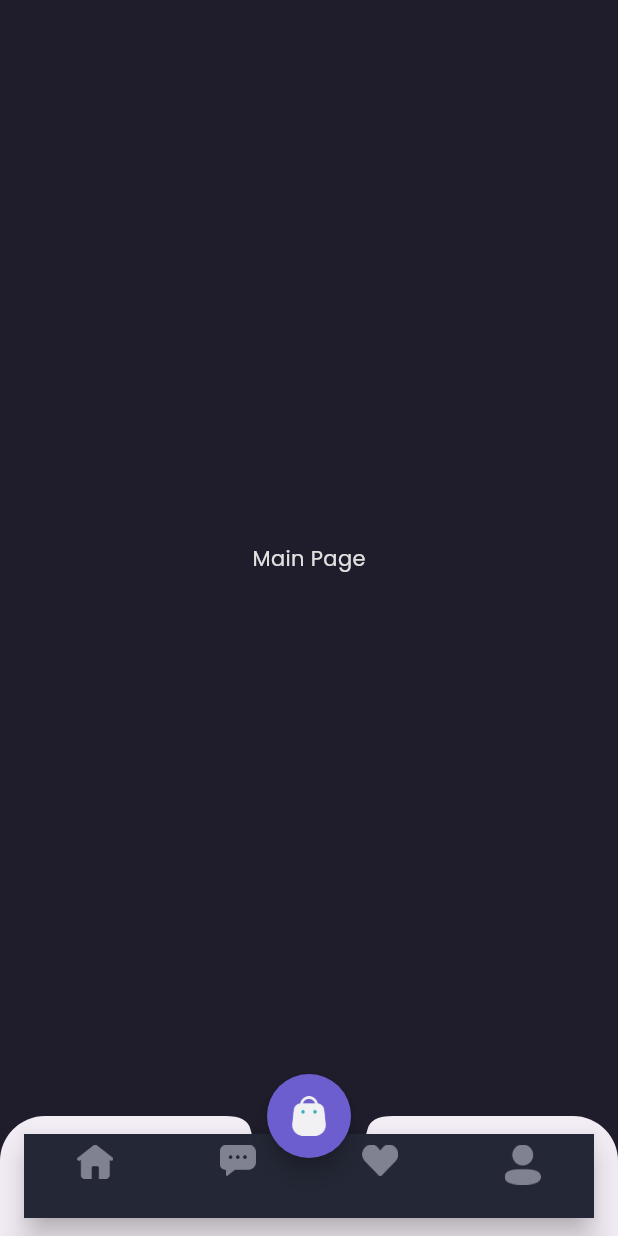
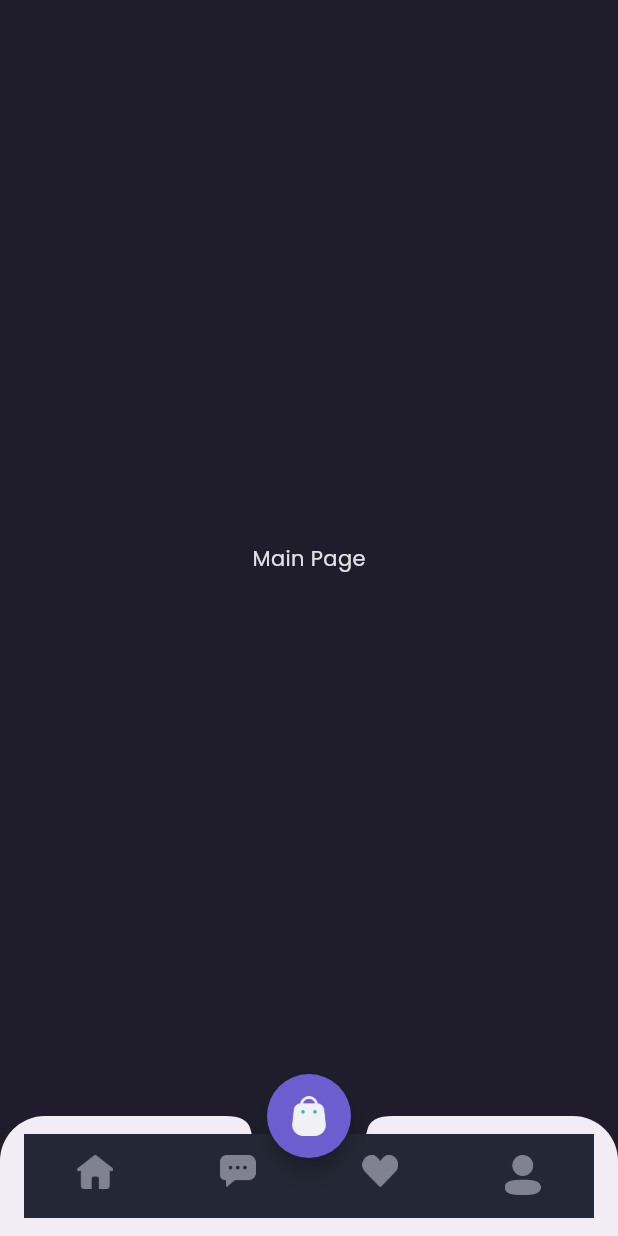
Before and after one commit to Haziqbatak/e_commerce, a Flutter app: the MainPage screen opened by its route, on a phone screen of 412 x 824 dp. Run offline on Flutter 3.47's test engine with Material 3 defaults, Android fonts, the phone set to English and light mode, and no system bars; our stand-ins replace google_fonts.

Commit message:
nambah lagi ;(

```diff
--- a/lib/pages/ui/home_page.dart
+++ b/lib/pages/ui/home_page.dart
@@ -6,7 +6,7 @@ class HomePage extends StatelessWidget {
   @override
   Widget build(BuildContext context) {
     return Scaffold(
-      backgroundColor: primaryColor,
+      backgroundColor: backgroundColor1,
       body: Center(
         child: Image.asset('assets/nathan.JPG'),
       ),
--- a/lib/pages/ui/main_page.dart
+++ b/lib/pages/ui/main_page.dart
@@ -37,6 +37,9 @@ class _MainPageState extends State<MainPage> {
         child: BottomNavigationBar(
           backgroundColor: backgroundColor4,
           type: BottomNavigationBarType.fixed,
+          elevation: 0,
+          showSelectedLabels: false,
+          showUnselectedLabels: false,
           onTap: (value) {
             setState(() {
               currentIndex = value;
```
